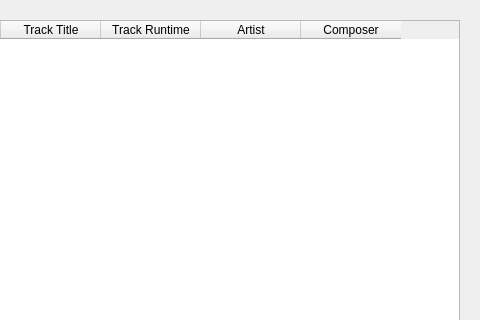
Old version of the form UI/tracks.ui in the repository textbrowser/biblioteq; both pictures show x 220 to 700 and y 0 to 320 of the 700 by 450 pixel window.
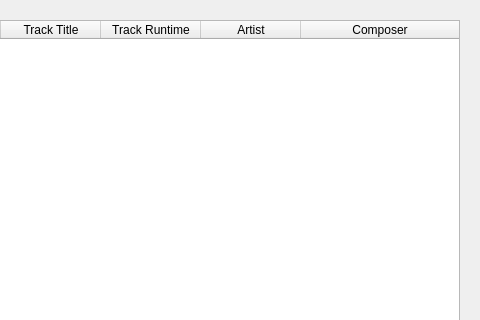
New version of the form. Icons and pictures are not drawn.

Diff of the .ui file:
```diff
--- a/UI/tracks.ui
+++ b/UI/tracks.ui
@@ -56,6 +56,9 @@
         <property name="cornerButtonEnabled">
          <bool>false</bool>
         </property>
+        <attribute name="horizontalHeaderStretchLastSection">
+         <bool>true</bool>
+        </attribute>
         <column>
          <property name="text">
           <string>Album Number</string>
```
